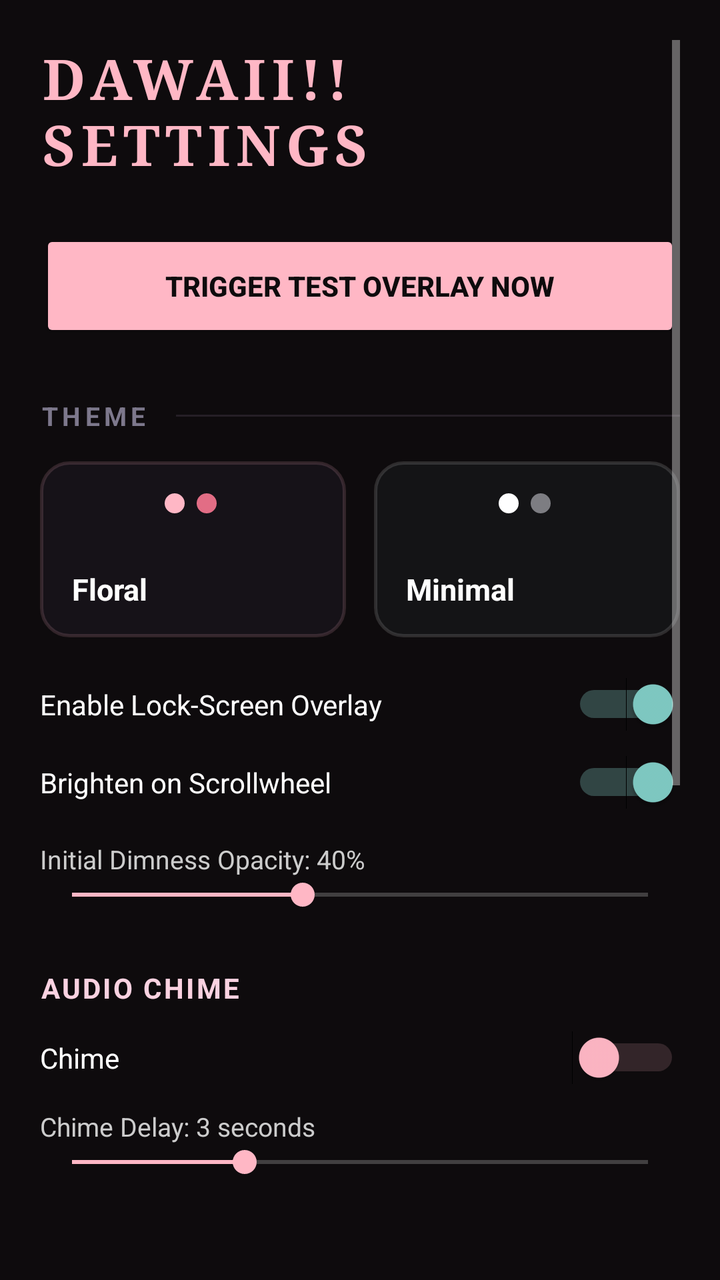
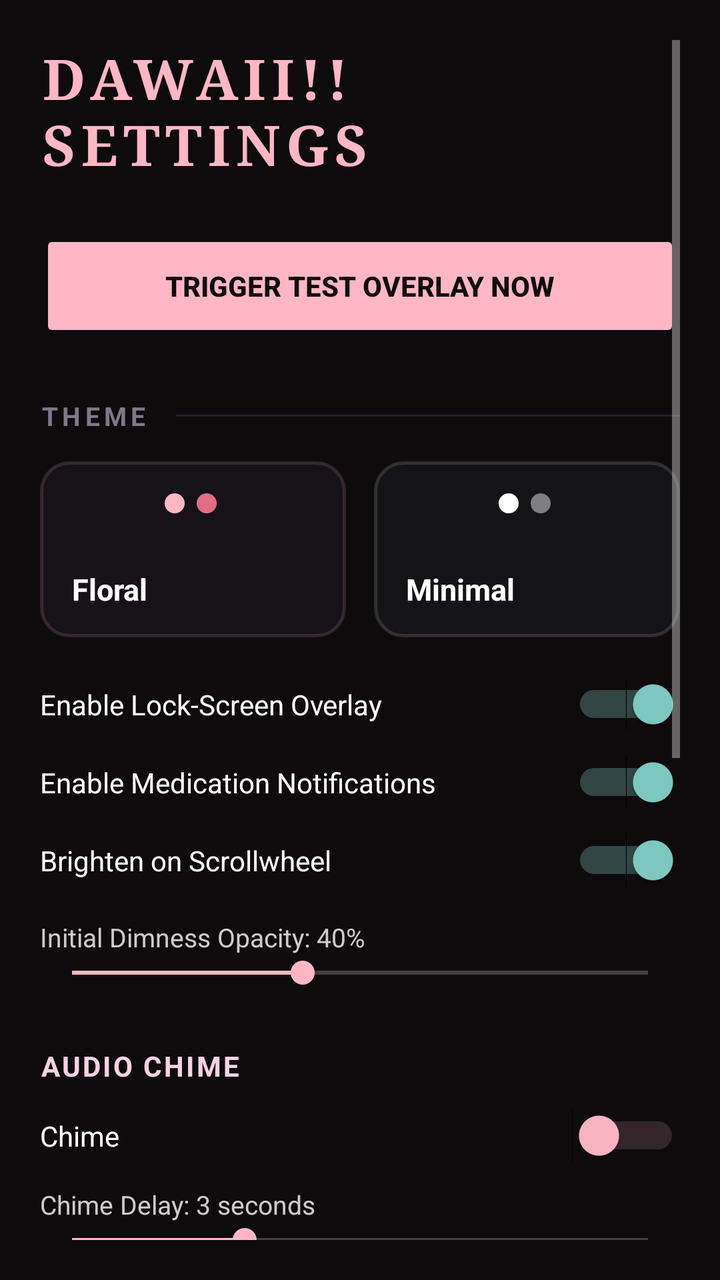

The first picture is an Android layout as it rendered before a commit; the second is the same layout after the commit. The layout source and the unified diff follow.
<!-- AndroidManifest.xml: application theme Theme.Dawaii -->
<!-- res/layout/activity_settings.xml -->
<?xml version="1.0" encoding="utf-8"?>
<ScrollView xmlns:android="http://schemas.android.com/apk/res/android"
    xmlns:app="http://schemas.android.com/apk/res-auto"
    android:layout_width="match_parent"
    android:layout_height="match_parent"
    android:background="#0E0B0D"
    android:padding="20dp">

    <LinearLayout
        android:layout_width="match_parent"
        android:layout_height="wrap_content"
        android:orientation="vertical">

        <TextView
            android:layout_width="wrap_content"
            android:layout_height="wrap_content"
            android:text="DAWAII!! SETTINGS"
            android:textColor="#FFB7C5"
            android:textSize="28sp"
            android:textStyle="bold"
            android:fontFamily="serif"
            android:letterSpacing="0.1"
            android:layout_marginBottom="24dp" />

        
        <Button
            android:id="@+id/btnTestOverlay"
            android:layout_width="match_parent"
            android:layout_height="56dp"
            android:text="Trigger Test Overlay Now"
            android:backgroundTint="#FFB7C5"
            android:textColor="#0E0B0D"
            android:textStyle="bold"
            android:layout_marginBottom="28dp" />

        
        <LinearLayout
            android:layout_width="match_parent"
            android:layout_height="wrap_content"
            android:orientation="horizontal"
            android:gravity="center_vertical"
            android:layout_marginBottom="14dp">

            <TextView
                android:layout_width="wrap_content"
                android:layout_height="wrap_content"
                android:text="THEME"
                android:textColor="#7D788C"
                android:textSize="13sp"
                android:textStyle="bold"
                android:letterSpacing="0.16" />

            <View
                android:layout_width="match_parent"
                android:layout_height="1dp"
                android:background="#26A696B4"
                android:layout_marginStart="14dp" />
        </LinearLayout>

        <RadioGroup
            android:id="@+id/rgTheme"
            android:layout_width="match_parent"
            android:layout_height="wrap_content"
            android:orientation="horizontal"
            android:layout_marginBottom="20dp">

            <RadioButton
                android:id="@+id/rbSakura"
                android:layout_width="0dp"
                android:layout_height="88dp"
                android:layout_weight="1"
                android:layout_marginEnd="7dp"
                android:button="@null"
                android:background="@drawable/selector_theme_tile_floral"
                android:drawableTop="@drawable/ic_dots_floral"
                android:drawablePadding="14dp"
                android:paddingStart="16dp"
                android:paddingTop="16dp"
                android:paddingEnd="16dp"
                android:paddingBottom="14dp"
                android:gravity="bottom|start"
                android:text="Floral"
                android:textColor="#FFFFFF"
                android:textSize="15sp"
                android:textStyle="bold" />

            <RadioButton
                android:id="@+id/rbNormal"
                android:layout_width="0dp"
                android:layout_height="88dp"
                android:layout_weight="1"
                android:layout_marginStart="7dp"
                android:button="@null"
                android:background="@drawable/selector_theme_tile_minimal"
                android:drawableTop="@drawable/ic_dots_minimal"
                android:drawablePadding="14dp"
                android:paddingStart="16dp"
                android:paddingTop="16dp"
                android:paddingEnd="16dp"
                android:paddingBottom="14dp"
                android:gravity="bottom|start"
                android:text="Minimal"
                android:textColor="#FFFFFF"
                android:textSize="15sp"
                android:textStyle="bold" />
        </RadioGroup>

        <Switch
            android:id="@+id/switchEnableOverlay"
            android:layout_width="match_parent"
            android:layout_height="wrap_content"
            android:text="Enable Lock-Screen Overlay"
            android:textColor="#FFFFFF"
            android:checked="true"
            android:layout_marginBottom="12dp" />

        <Switch
            android:id="@+id/switchBrightenOnScroll"
            android:layout_width="match_parent"
            android:layout_height="wrap_content"
            android:text="Brighten on Scrollwheel"
            android:textColor="#FFFFFF"
            android:checked="true"
            android:layout_marginBottom="16dp" />

        <TextView
            android:id="@+id/tvDimnessLabel"
            android:layout_width="wrap_content"
            android:layout_height="wrap_content"
            android:text="Initial Dimness Opacity: 40%"
            android:textColor="#CCCCCC"
            android:textSize="13sp" />

        <SeekBar
            android:id="@+id/sbDimness"
            android:layout_width="match_parent"
            android:layout_height="wrap_content"
            android:max="100"
            android:progress="40"
            android:progressTint="#FFB7C5"
            android:thumbTint="#FFB7C5"
            android:layout_marginBottom="28dp" />

        
        <TextView
            android:layout_width="wrap_content"
            android:layout_height="wrap_content"
            android:text="AUDIO CHIME"
            android:textColor="#FAD2E1"
            android:textSize="14sp"
            android:textStyle="bold"
            android:letterSpacing="0.08"
            android:layout_marginBottom="12dp" />

        <Switch
            android:id="@+id/switchChime"
            android:layout_width="match_parent"
            android:layout_height="wrap_content"
            android:text="Chime"
            android:textColor="#FFFFFF"
            android:thumbTint="#FFB7C5"
            android:trackTint="#80FFB7C5"
            android:layout_marginBottom="12dp" />

        <TextView
            android:id="@+id/tvChimeDelayLabel"
            android:layout_width="wrap_content"
            android:layout_height="wrap_content"
            android:text="Chime Delay: 3 seconds"
            android:textColor="#CCCCCC"
            android:textSize="13sp" />

        <SeekBar
            android:id="@+id/sbChimeDelay"
            android:layout_width="match_parent"
            android:layout_height="wrap_content"
            android:max="10"
            android:progress="3"
            android:progressTint="#FFB7C5"
            android:thumbTint="#FFB7C5"
            android:layout_marginBottom="28dp" />

        
        <TextView
            android:layout_width="wrap_content"
            android:layout_height="wrap_content"
            android:text="GESTURE REMAPPING"
            android:textColor="#FAD2E1"
            android:textSize="14sp"
            android:textStyle="bold"
            android:letterSpacing="0.08"
            android:layout_marginBottom="12dp" />

        <TextView
            android:layout_width="wrap_content"
            android:layout_height="wrap_content"
            android:text="Double Tap Action"
            android:textColor="#AAAAAA"
            android:textSize="12sp" />

        <Spinner
            android:id="@+id/spDoubleTap"
            android:layout_width="match_parent"
            android:layout_height="48dp"
            android:background="#201C22"
            android:layout_marginBottom="16dp" />

        <TextView
            android:layout_width="wrap_content"
            android:layout_height="wrap_content"
            android:text="Triple Tap Action"
            android:textColor="#AAAAAA"
            android:textSize="12sp" />

        <Spinner
            android:id="@+id/spTripleTap"
            android:layout_width="match_parent"
            android:layout_height="48dp"
            android:background="#201C22"
            android:layout_marginBottom="28dp" />

        
        <TextView
            android:layout_width="wrap_content"
            android:layout_height="wrap_content"
            android:text="SCROLLWHEEL CONFIGURATION"
            android:textColor="#FAD2E1"
            android:textSize="14sp"
            android:textStyle="bold"
            android:letterSpacing="0.08"
            android:layout_marginBottom="12dp" />

        <TextView
            android:id="@+id/tvWheelRangeLabel"
            android:layout_width="wrap_content"
            android:layout_height="wrap_content"
            android:text="Range: 5 to 60 mins (Step: 5m)"
            android:textColor="#CCCCCC"
            android:textSize="13sp"
            android:layout_marginBottom="28dp" />

        
        <TextView
            android:layout_width="wrap_content"
            android:layout_height="wrap_content"
            android:text="NIGHT SHIFT SCHEDULING"
            android:textColor="#FAD2E1"
            android:textSize="14sp"
            android:textStyle="bold"
            android:letterSpacing="0.08"
            android:layout_marginBottom="12dp" />

        <Switch
            android:id="@+id/switchNightShift"
            android:layout_width="match_parent"
            android:layout_height="wrap_content"
            android:text="Enable Night Shift Screen-Off Triggers"
            android:textColor="#FFFFFF"
            android:thumbTint="#FFB7C5"
            android:trackTint="#80FFB7C5"
            android:layout_marginBottom="8dp" />

        <TextView
            android:layout_width="wrap_content"
            android:layout_height="wrap_content"
            android:text="Active Window: 12:00 AM - 2:00 AM\nAuto Quiet-Cancel: 1 hour post-window (3:00 AM)"
            android:textColor="#888888"
            android:textSize="12sp"
            android:layout_marginBottom="36dp" />

    </LinearLayout>
</ScrollView>
<!-- resources referenced by this layout -->
<resources>
  <!-- drawable ic_dots_floral (drawable) -->
  <vector xmlns:android="http://schemas.android.com/apk/res/android"
      android:width="28dp"
      android:height="10dp"
      android:viewportWidth="28"
      android:viewportHeight="10">
      <path
          android:fillColor="#FFB7C5"
          android:pathData="M5,5m-5,0a5,5 0 1,1 10,0a5,5 0 1,1 -10,0" />
      <path
          android:fillColor="#E26D85"
          android:pathData="M21,5m-5,0a5,5 0 1,1 10,0a5,5 0 1,1 -10,0" />
  </vector>
  <!-- drawable ic_dots_minimal (drawable) -->
  <vector xmlns:android="http://schemas.android.com/apk/res/android"
      android:width="28dp"
      android:height="10dp"
      android:viewportWidth="28"
      android:viewportHeight="10">
      <path
          android:fillColor="#FFFFFF"
          android:pathData="M5,5m-5,0a5,5 0 1,1 10,0a5,5 0 1,1 -10,0" />
      <path
          android:fillColor="#7D7D82"
          android:pathData="M21,5m-5,0a5,5 0 1,1 10,0a5,5 0 1,1 -10,0" />
  </vector>
  <!-- drawable selector_theme_tile_floral (drawable) -->
  <?xml version="1.0" encoding="utf-8"?>
  <selector xmlns:android="http://schemas.android.com/apk/res/android">
      <item android:state_checked="true">
          <shape android:shape="rectangle">
              <corners android:radius="14dp" />
              <solid android:color="#241A22" />
              <stroke android:width="2dp" android:color="#FFB7C5" />
          </shape>
      </item>
      <item>
          <shape android:shape="rectangle">
              <corners android:radius="14dp" />
              <solid android:color="#161218" />
              <stroke android:width="1.5dp" android:color="#26FFB7C5" />
          </shape>
      </item>
  </selector>
  <!-- drawable selector_theme_tile_minimal (drawable) -->
  <?xml version="1.0" encoding="utf-8"?>
  <selector xmlns:android="http://schemas.android.com/apk/res/android">
      <item android:state_checked="true">
          <shape android:shape="rectangle">
              <corners android:radius="14dp" />
              <solid android:color="#1E1E22" />
              <stroke android:width="2dp" android:color="#FFFFFF" />
          </shape>
      </item>
      <item>
          <shape android:shape="rectangle">
              <corners android:radius="14dp" />
              <solid android:color="#141416" />
              <stroke android:width="1.5dp" android:color="#22FFFFFF" />
          </shape>
      </item>
  </selector>
  <style name="Theme.Dawaii" parent="android:Theme.Material.NoActionBar">
          <item name="android:windowBackground">@color/sakura_bg</item>
          <item name="android:statusBarColor">@color/sakura_bg</item>
          <item name="android:navigationBarColor">@color/sakura_bg</item>
      </style>
  <color name="sakura_bg">#0E0B0D</color>
</resources>

<!-- the commit's change to res/layout/activity_settings.xml (unified diff, before → after) -->
@@ -115,6 +115,15 @@
             android:layout_marginBottom="12dp" />
 
         <Switch
+            android:id="@+id/switchEnableNotifications"
+            android:layout_width="match_parent"
+            android:layout_height="wrap_content"
+            android:text="Enable Medication Notifications"
+            android:textColor="#FFFFFF"
+            android:checked="true"
+            android:layout_marginBottom="12dp" />
+
+        <Switch
             android:id="@+id/switchBrightenOnScroll"
             android:layout_width="match_parent"
             android:layout_height="wrap_content"
